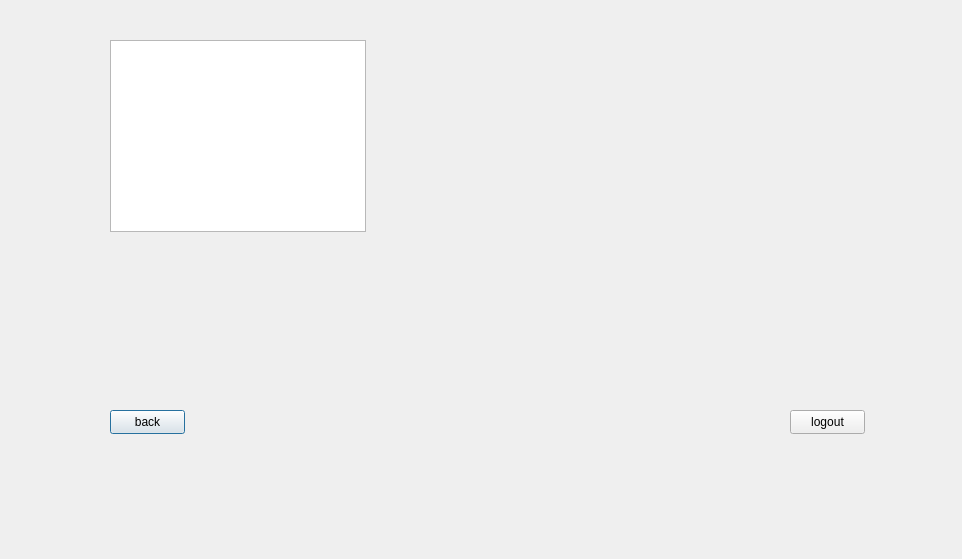
Qt form frontend/transactions.ui (t1rate01/ATM_groupproject) before a commit.
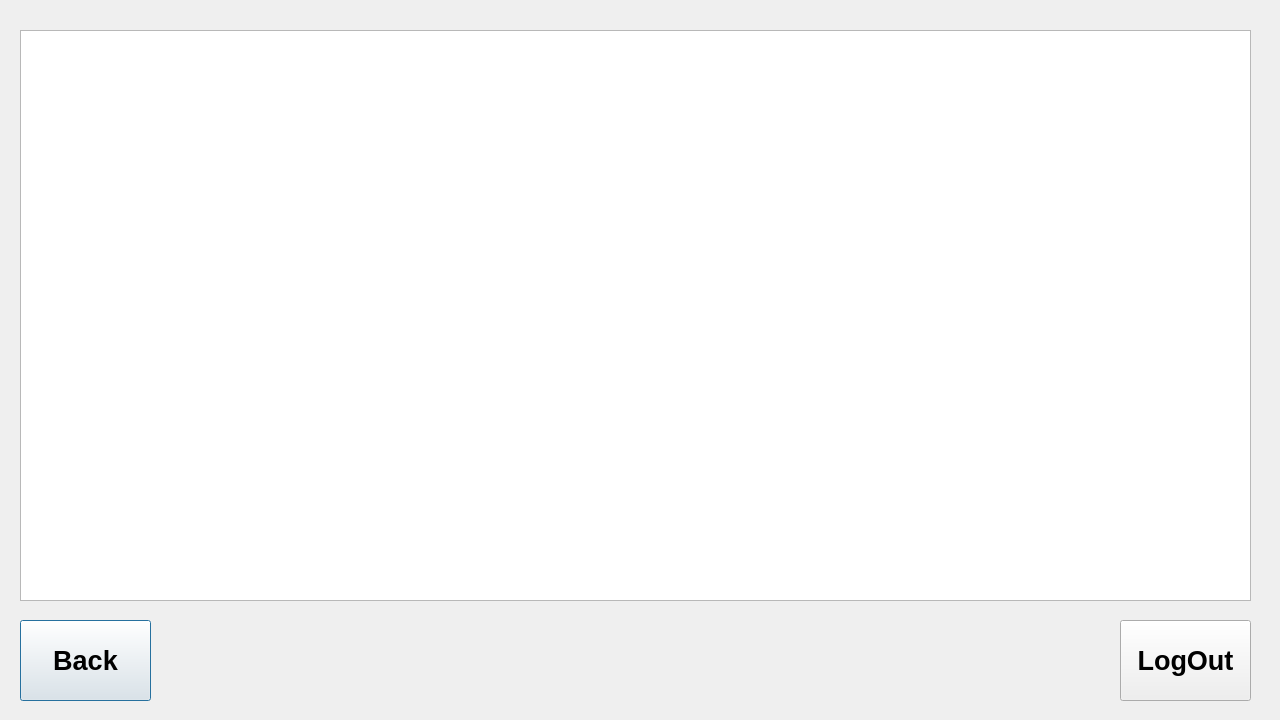
The same form after that commit.

Diff of the .ui file:
```diff
--- a/frontend/transactions.ui
+++ b/frontend/transactions.ui
@@ -6,47 +6,78 @@
    <rect>
     <x>0</x>
     <y>0</y>
-    <width>962</width>
-    <height>559</height>
+    <width>1280</width>
+    <height>720</height>
    </rect>
   </property>
+  <property name="maximumSize">
+   <size>
+    <width>1920</width>
+    <height>1080</height>
+   </size>
+  </property>
+  <property name="font">
+   <font>
+    <pointsize>20</pointsize>
+   </font>
+  </property>
   <property name="windowTitle">
    <string>Dialog</string>
   </property>
-  <widget class="QListView" name="transactions_View">
-   <property name="geometry">
-    <rect>
-     <x>110</x>
-     <y>40</y>
-     <width>256</width>
-     <height>192</height>
-    </rect>
-   </property>
-  </widget>
   <widget class="QPushButton" name="btn_Back">
    <property name="geometry">
     <rect>
-     <x>110</x>
-     <y>410</y>
-     <width>75</width>
-     <height>24</height>
+     <x>20</x>
+     <y>620</y>
+     <width>131</width>
+     <height>81</height>
     </rect>
    </property>
+   <property name="font">
+    <font>
+     <pointsize>20</pointsize>
+     <bold>true</bold>
+    </font>
+   </property>
    <property name="text">
-    <string>back</string>
+    <string>Back</string>
    </property>
   </widget>
   <widget class="QPushButton" name="btn_LogOut">
    <property name="geometry">
     <rect>
-     <x>790</x>
-     <y>410</y>
-     <width>75</width>
-     <height>24</height>
+     <x>1120</x>
+     <y>620</y>
+     <width>131</width>
+     <height>81</height>
     </rect>
    </property>
+   <property name="font">
+    <font>
+     <pointsize>20</pointsize>
+     <bold>true</bold>
+    </font>
+   </property>
    <property name="text">
-    <string>logout</string>
+    <string>LogOut</string>
+   </property>
+  </widget>
+  <widget class="QTableWidget" name="transactions_Table">
+   <property name="geometry">
+    <rect>
+     <x>20</x>
+     <y>30</y>
+     <width>1231</width>
+     <height>571</height>
+    </rect>
+   </property>
+   <property name="font">
+    <font>
+     <pointsize>20</pointsize>
+    </font>
+   </property>
+   <property name="alternatingRowColors">
+    <bool>true</bool>
    </property>
   </widget>
  </widget>
```
